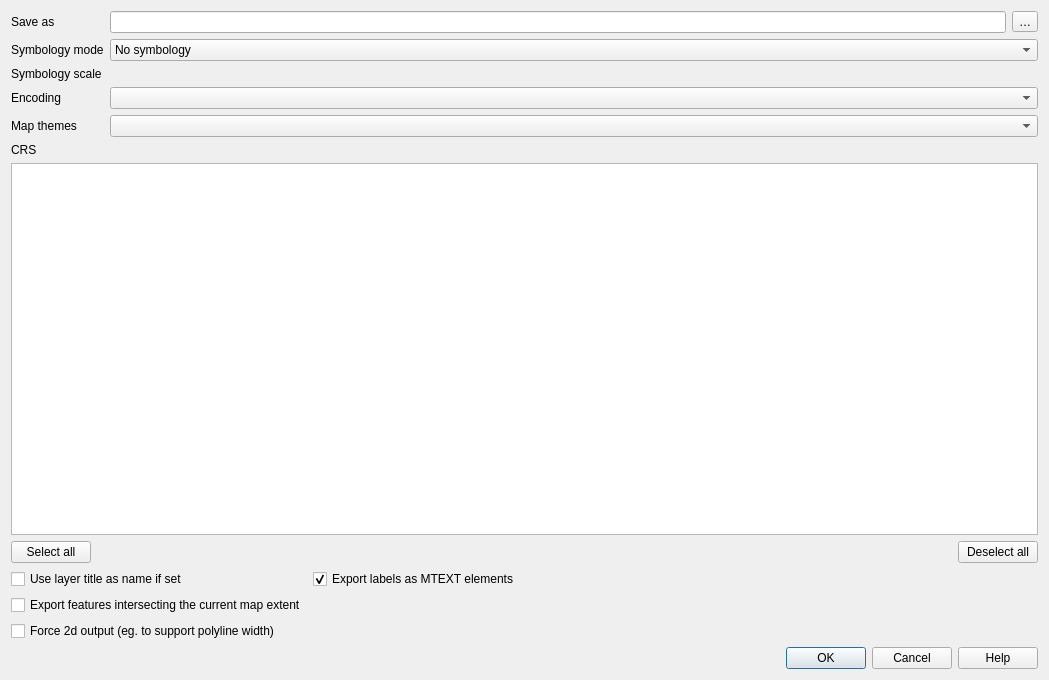
Above: src/ui/qgsdxfexportdialogbase.ui from qgis/QGIS before the change. Below: the same form after it.
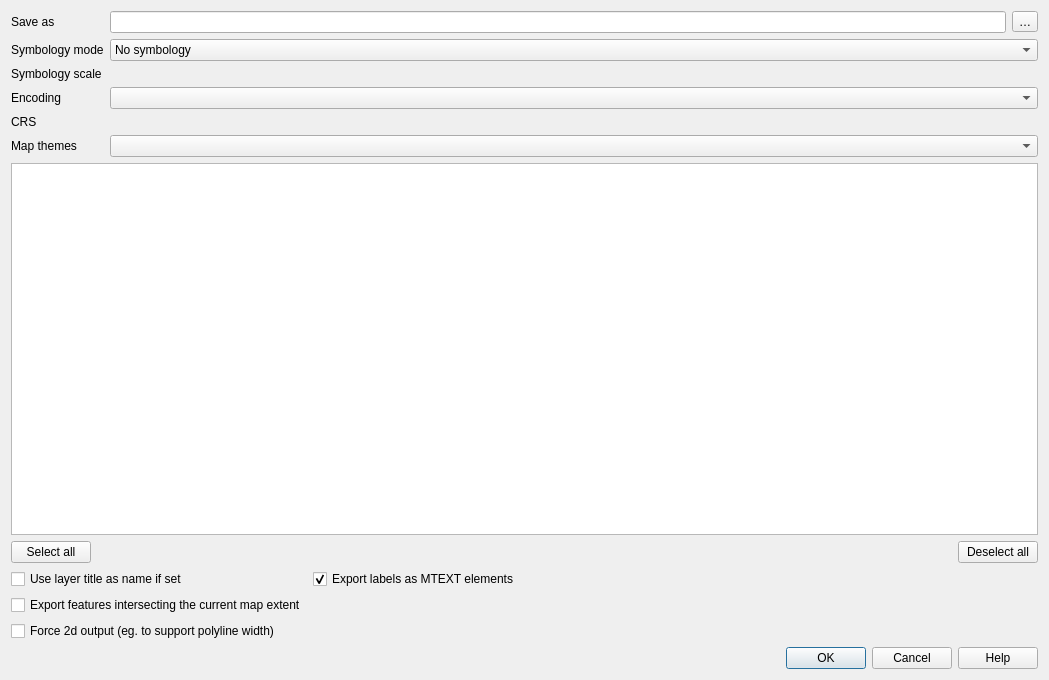
That is the form after the change. Custom widgets are drawn as their Qt base class.

Commit message:
Move map theme combobox near list of layers
Because the map theme option may impact checked layers in the list, better have them close.

```diff
--- a/src/ui/qgsdxfexportdialogbase.ui
+++ b/src/ui/qgsdxfexportdialogbase.ui
@@ -84,14 +84,14 @@
      </property>
     </widget>
    </item>
-   <item row="5" column="1" colspan="2">
+   <item row="4" column="1" colspan="2">
     <widget class="QgsProjectionSelectionWidget" name="mCrsSelector" native="true">
      <property name="focusPolicy">
       <enum>Qt::StrongFocus</enum>
      </property>
     </widget>
    </item>
-   <item row="4" column="1" colspan="2">
+   <item row="5" column="1" colspan="2">
     <widget class="QComboBox" name="mVisibilityPresets"/>
    </item>
    <item row="15" column="0" colspan="3">
@@ -107,7 +107,7 @@
    <item row="0" column="1">
     <widget class="QLineEdit" name="mFileLineEdit"/>
    </item>
-   <item row="5" column="0">
+   <item row="4" column="0">
     <widget class="QLabel" name="label_3">
      <property name="text">
       <string>CRS</string>
@@ -152,7 +152,7 @@
      </property>
     </widget>
    </item>
-   <item row="4" column="0">
+   <item row="5" column="0">
     <widget class="QLabel" name="mSymbologyScaleLabel_2">
      <property name="text">
       <string>Map themes</string>
```
Left out of the diff: 8 changed lines with no effect on the pictures.
